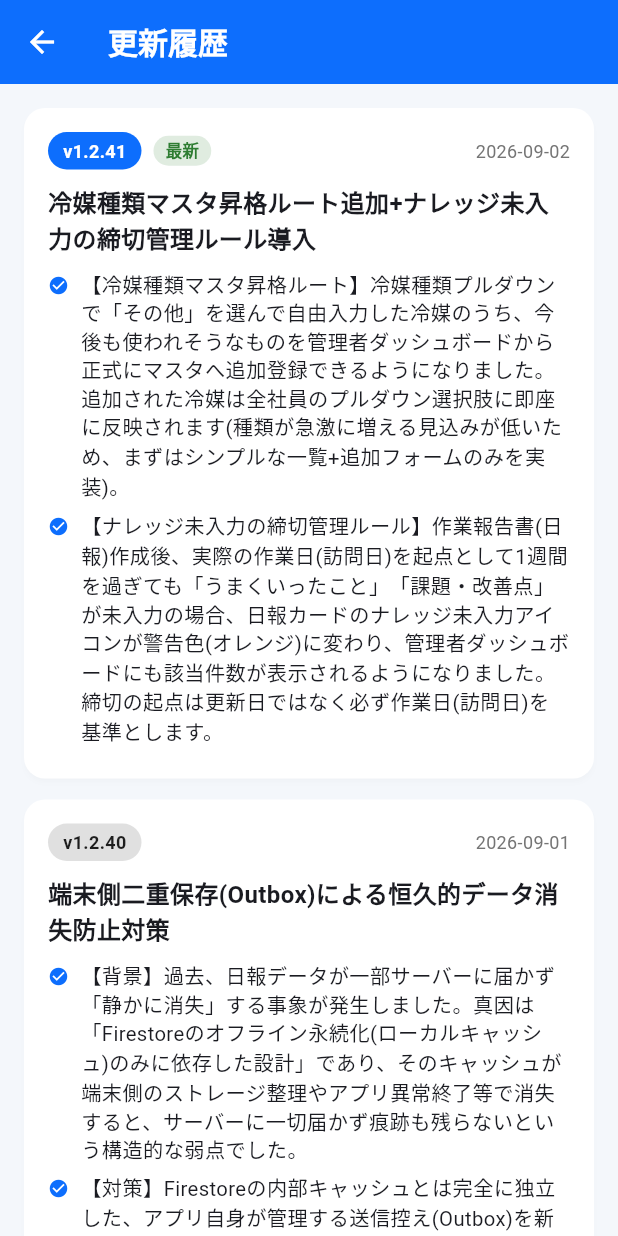
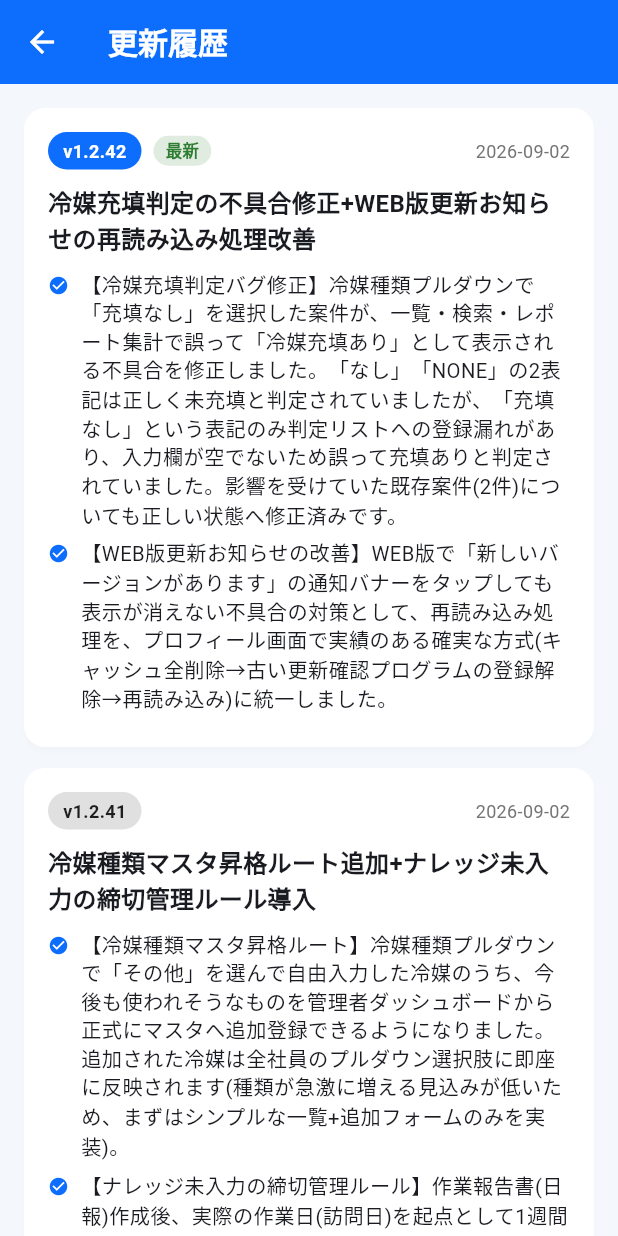
Before and after one commit to sn-naka3692/maintenance-log-app, a Flutter app: the ChangelogScreen screen opened directly, on a phone screen of 412 x 824 dp. Run offline on Flutter 3.47's test engine with Material 3 defaults, Android fonts, the phone set to English and light mode, and no system bars; our stand-ins replace cloud_firestore, connectivity_plus, file_picker, firebase_auth, firebase_core, firebase_storage and 10 more; missing offline and left inert: dart:js_interop, excel, file_saver; accounts and stored records are empty.

Commit message:
v1.2.42リリース準備: changelog/system_architecture更新+再発防止コメント追加
- pubspec.yaml: 1.2.41+50 -> 1.2.42+51
- changelog_data.dart: 冷媒充填判定バグ修正+WEB版更新お知らせ改善のエントリを追加
- system_architecture_data.dart: バージョン履歴台帳を更新
- work_report.dart: _notFilledTypeValuesにRefrigerantTypeOptions.noneValues
  との整合性を明示するコメントを追加(2箇所同時更新の徹底を再発防止として明記)

```diff
--- a/lib/data/changelog_data.dart
+++ b/lib/data/changelog_data.dart
@@ -19,6 +19,25 @@ class ChangelogEntry {
 
 /// 新しい更新ほどリストの先頭に追加すること。
 const List<ChangelogEntry> changelogEntries = [
+  ChangelogEntry(
+    version: '1.2.42',
+    date: '2026-09-02',
+    title: '冷媒充填判定の不具合修正+WEB版更新お知らせの再読み込み処理改善',
+    details: [
+      '【冷媒充填判定バグ修正】冷媒種類プルダウンで「充填なし」を選択'
+          'した案件が、一覧・検索・レポート集計で誤って「冷媒充填あり」'
+          'として表示される不具合を修正しました。「なし」「NONE」の'
+          '2表記は正しく未充填と判定されていましたが、「充填なし」'
+          'という表記のみ判定リストへの登録漏れがあり、入力欄が空でない'
+          'ため誤って充填ありと判定されていました。影響を受けていた'
+          '既存案件(2件)についても正しい状態へ修正済みです。',
+      '【WEB版更新お知らせの改善】WEB版で「新しいバージョンがあります」'
+          'の通知バナーをタップしても表示が消えない不具合の対策として、'
+          '再読み込み処理を、プロフィール画面で実績のある確実な方式'
+          '(キャッシュ全削除→古い更新確認プログラムの登録解除→'
+          '再読み込み)に統一しました。',
+    ],
+  ),
   ChangelogEntry(
     version: '1.2.41',
     date: '2026-09-02',
--- a/lib/data/system_architecture_data.dart
+++ b/lib/data/system_architecture_data.dart
@@ -35,10 +35,16 @@ class VersionBuildRecord {
 /// 新しいバージョンほどリストの先頭に追加すること。
 const List<VersionBuildRecord> versionBuildHistory = [
   VersionBuildRecord(
+    versionName: '1.2.42',
+    buildNumber: 51,
+    releaseDate: '2026-09-02',
+    summary: '冷媒充填判定バグ修正(「充填なし」表記の登録漏れ)+WEB版更新お知らせの再読み込み処理改善(★配布中の最新版)',
+  ),
+  VersionBuildRecord(
     versionName: '1.2.41',
     buildNumber: 50,
     releaseDate: '2026-09-02',
-    summary: '冷媒種類マスタ昇格ルート追加+ナレッジ未入力の締切管理ルール(作業日基準1週間)導入(★配布中の最新版)',
+    summary: '冷媒種類マスタ昇格ルート追加+ナレッジ未入力の締切管理ルール(作業日基準1週間)導入',
   ),
   VersionBuildRecord(
     versionName: '1.2.40',
--- a/lib/models/work_report.dart
+++ b/lib/models/work_report.dart
@@ -378,6 +378,11 @@ class WorkReport {
   /// 新しい「未充填」表記を追加する際は、必ずFirestore本番データの
   /// 実際の値パターンを確認してから追加すること(このリストに載って
   /// いない値は自動的に「充填あり」と判定される仕様のため)。
+  /// 【重要・再発防止】冷媒種類はプルダウン化されており、選択肢は
+  /// [RefrigerantTypeOptions.noneValues](本ファイル上部)で一元管理
+  /// されている。プルダウンに新しい「未充填」表記を追加した場合は、
+  /// 必ずこの[_notFilledTypeValues]にも同じ値を追加すること(2箇所を
+  /// 同時に更新しないと、今回と同種の誤判定が再発する)。
   static const Set<String> _notFilledTypeValues = {
     '',
     'なし',
--- a/pubspec.yaml
+++ b/pubspec.yaml
@@ -16,7 +16,7 @@ publish_to: 'none' # Remove this line if you wish to publish to pub.dev
 # https://developer.apple.com/library/archive/documentation/General/Reference/InfoPlistKeyReference/Articles/CoreFoundationKeys.html
 # In Windows, build-name is used as the major, minor, and patch parts
 # of the product and file versions while build-number is used as the build suffix.
-version: 1.2.41+50
+version: 1.2.42+51
 
 environment:
   sdk: ^3.9.2
```
